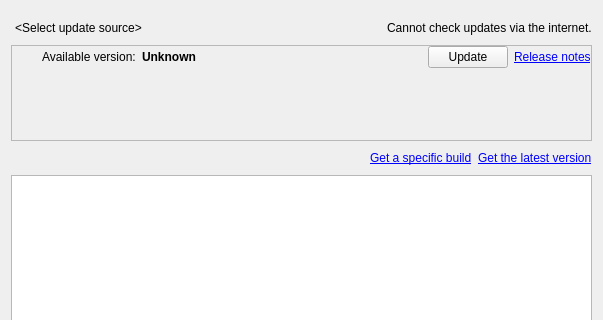
Above: client/src/ui/widgets/server_updates_widget.ui from networkoptix/nx_open before the change; both pictures show x 0 to 603 and y 0 to 320 of the 603 by 633 pixel window. Below: the same form after it.
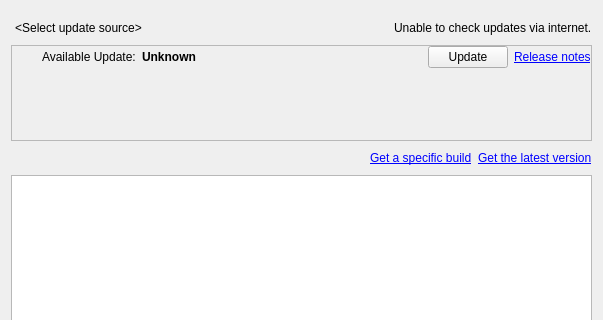
That is the form after the change. Custom widgets are drawn as their Qt base class.

What changed in the file:
```diff
--- a/client/src/ui/widgets/server_updates_widget.ui
+++ b/client/src/ui/widgets/server_updates_widget.ui
@@ -57,7 +57,7 @@
      <item>
       <widget class="QLabel" name="connectionProblemLabel">
        <property name="text">
-        <string>Cannot check updates via the internet.</string>
+        <string>Unable to check updates via internet.</string>
        </property>
       </widget>
      </item>
@@ -206,7 +206,7 @@
             <item>
              <widget class="QLabel" name="versionTitleLabel">
               <property name="text">
-               <string>Available version:</string>
+               <string>Available Update:</string>
               </property>
              </widget>
             </item>
```
Left out of the diff: 2 changed lines with no effect on the pictures.
